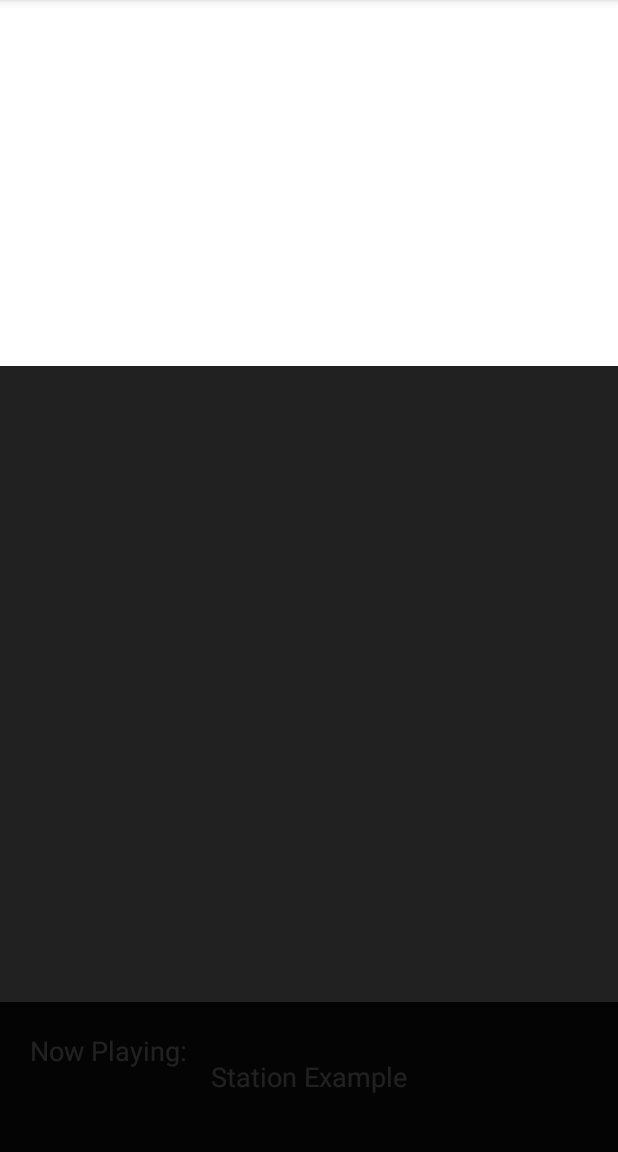
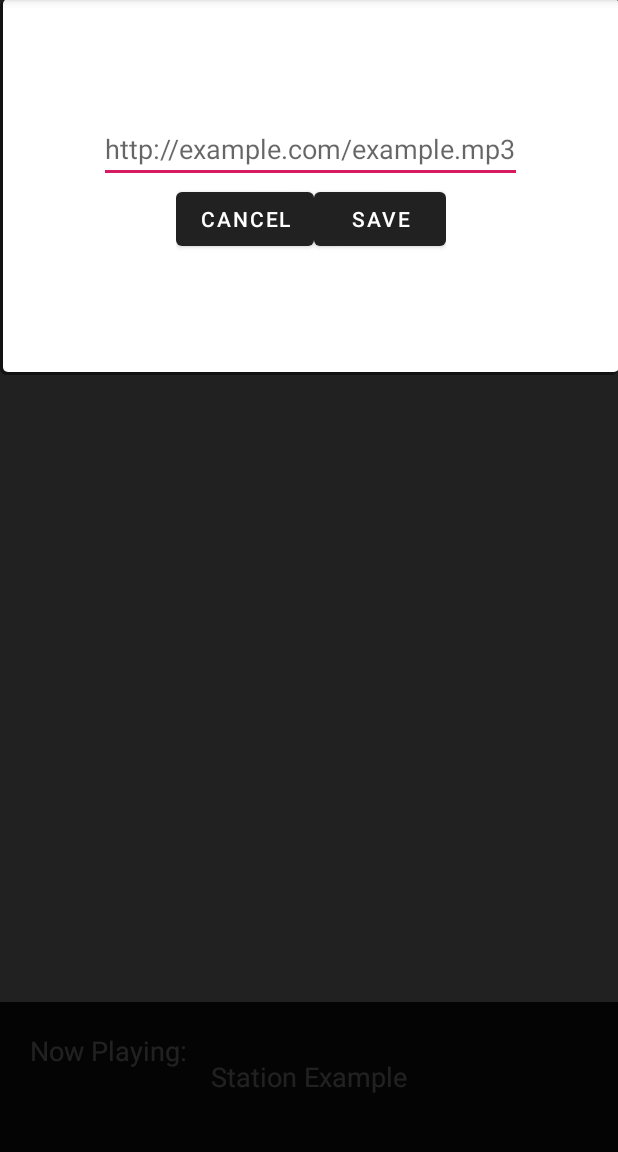
Before and after one commit to hwb15/uRadioApplication, an Android app: the addStationActivity screen opened directly, with no data from a screen before it, on a phone screen of 412 x 824 dp, the part 84-1236 px from its top. Run offline under Robolectric (Android 15) with nearby library versions, the phone set to English and light mode, and no system bars.

Commit message:
Added the following - 11/03/2020:
☑️ Implemented a shadow to the input box for adding a station
☑️ Implemented user input for adding a station, and a cancel + save button (cancel pending)
☑️ Implemented intents for passing the url string from adding station activity to main activity

```diff
--- a/app/src/main/java/com/example/uradio/addStationActivity.java
+++ b/app/src/main/java/com/example/uradio/addStationActivity.java
@@ -1,12 +1,18 @@
 package com.example.uradio;
 
+import android.content.Intent;
 import android.os.Bundle;
+import android.text.Editable;
+import android.view.View;
+import android.widget.Button;
+import android.widget.EditText;
 
 import androidx.appcompat.app.ActionBar;
 import androidx.appcompat.app.AppCompatActivity;
 
 public class addStationActivity extends AppCompatActivity {
 
+    String stationurl;
 
     @Override
     public void onCreate(Bundle savedInstanceState) {
@@ -18,5 +24,33 @@ public class addStationActivity extends AppCompatActivity {
         ActionBar actionBar = getSupportActionBar();
         actionBar.hide();
 
+        // initializing variable;
+        stationurl = "default";
+
+        // Save button actions
+
+        // initializing the view using findViewById
+
+        Button saveStation_btn = (Button) findViewById(R.id.savestation_button);
+        final EditText user_station_input = (EditText) findViewById(R.id.radiostation_userinput);
+
+        saveStation_btn.setOnClickListener(
+                new View.OnClickListener()
+                {
+                    @Override
+                    public void onClick(View v) {
+                        // Saving the http to string to be passed to main activity
+                        MainActivity.new_station = true;
+                        stationurl = user_station_input.getText().toString();
+                        Intent passStation = new Intent(addStationActivity.this, MainActivity.class);
+                        passStation.putExtra("stationurl", stationurl);
+                        startActivity(passStation);
+                    }
+                }
+        );
+    }
+
+    public void saveStationDetails() {
+
     }
 }
--- /dev/null
+++ b/app/src/main/res/drawable/border_shadow.xml
@@ -0,0 +1,32 @@
+<?xml version="1.0" encoding="utf-8"?>
+<layer-list xmlns:android="http://schemas.android.com/apk/res/android"
+    android:shape="rectangle" >
+
+    <item>
+        <shape>
+            <!-- set the shadow color here -->
+            <stroke
+                android:width="2dp"
+                android:color="#7000" />
+
+            <!-- setting the thickness of shadow (positive value will give shadow on that side) -->
+
+            <padding
+                android:bottom="2dp"
+                android:left="2dp"
+                android:right="-1dp"
+                android:top="-1dp" />
+
+            <corners android:radius="3dp" />
+        </shape>
+    </item>
+
+    <!-- Background -->
+
+    <item>
+        <shape>
+            <solid android:color="#fff" />
+            <corners android:radius="3dp" />
+        </shape>
+    </item>
+</layer-list>
--- a/app/src/main/res/layout/activity_main.xml
+++ b/app/src/main/res/layout/activity_main.xml
@@ -46,7 +46,8 @@
                     android:background="@null"
                     android:backgroundTint="@android:color/transparent"
                     android:src="@drawable/settings"
-                    android:tint="@color/colorOnPrimary" />
+                    android:tint="@color/colorOnPrimary"
+                    android:visibility="invisible" />
             </RelativeLayout>
         </androidx.appcompat.widget.Toolbar>
 
--- a/app/src/main/res/layout/add_station_main.xml
+++ b/app/src/main/res/layout/add_station_main.xml
@@ -24,16 +24,39 @@
 
     <LinearLayout
         android:layout_width="match_parent"
-        android:layout_height="300dp"
+        android:layout_height="250dp"
+        android:layout_marginTop="?attr/actionBarSize"
+        android:background="@drawable/border_shadow"
+        android:gravity="center"
         android:orientation="vertical">
 
-        <View
-            android:id="@+id/add_station_view"
-            android:layout_width="match_parent"
-            android:layout_height="match_parent"
-            android:layout_marginTop="?attr/actionBarSize"
-            android:layout_weight="1"
-            android:background="@color/design_default_color_on_primary" />
+
+        <EditText
+            android:id="@+id/radiostation_userinput"
+            android:layout_width="wrap_content"
+            android:layout_height="wrap_content"
+            android:hint="http://example.com/example.mp3"
+            android:inputType="text" />
+
+        <LinearLayout
+            android:layout_width="wrap_content"
+            android:layout_height="wrap_content"
+            android:gravity="center"
+            android:orientation="horizontal">
+
+            <Button
+                android:id="@+id/cancelstation_button"
+                android:layout_width="wrap_content"
+                android:layout_height="wrap_content"
+                android:text="@android:string/cancel" />
+
+            <Button
+                android:id="@+id/savestation_button"
+                android:layout_width="wrap_content"
+                android:layout_height="wrap_content"
+                android:text="Save" />
+        </LinearLayout>
+
     </LinearLayout>
 
     <com.google.android.material.appbar.AppBarLayout
@@ -77,6 +100,7 @@
                     android:backgroundTint="@android:color/transparent"
                     android:src="@drawable/settings"
                     android:tint="@color/colorOnPrimary" />
+
             </RelativeLayout>
         </androidx.appcompat.widget.Toolbar>
 
```
Also changed, not shown: app/src/main/java/com/example/uradio/MainActivity.java (+45 -6 lines).
